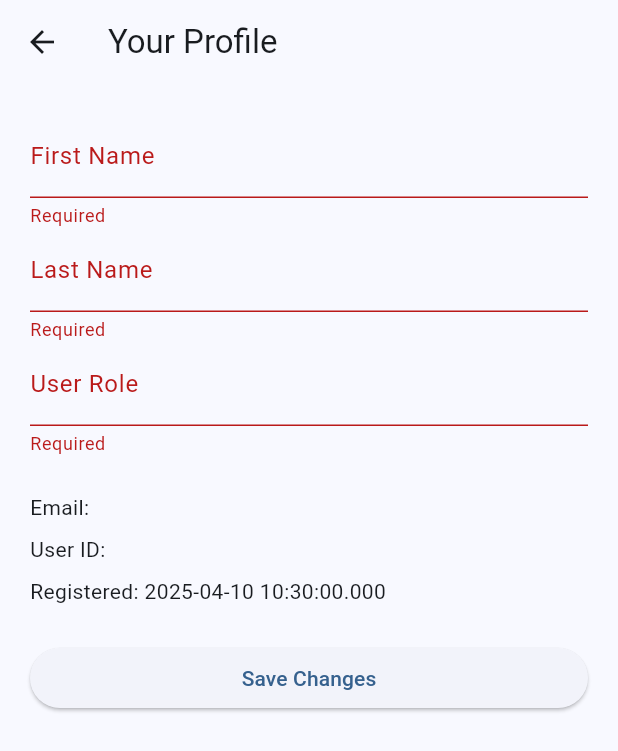
After one commit to fernandocm9/MAD_hw4_firebase, a Flutter app: the ProfileScreen screen opened directly, after a tap on "Save Changes", on a phone screen of 412 x 824 dp. The commit adds this screen. Shown: the top 751 px of the screen. Run offline on Flutter 3.47's test engine with Material 3 defaults, Android fonts, the phone set to English and light mode, and no system bars; our stand-ins replace cloud_firestore, firebase_auth, firebase_core; accounts and stored records are empty.

Commit message:
added the profile screen and the navigation to it works

```diff
--- a/message_board/lib/home_page.dart
+++ b/message_board/lib/home_page.dart
@@ -1,5 +1,7 @@
 import 'package:flutter/material.dart';
 import 'package:firebase_auth/firebase_auth.dart';
+import 'profile_screen.dart';
+import 'settings_screen.dart';
 
 class HomePage extends StatefulWidget {
   const HomePage({super.key});
@@ -43,9 +45,26 @@ class _HomePageState extends State<HomePage> {
             ),
             ListTile(
               leading: Icon(Icons.account_circle),
+              title: Text('Message Board'),
+              onTap: () {
+                // Navigator.of(context).push(
+                //   MaterialPageRoute(
+                //     builder: (context) => HomePage(),
+                //   ),
+                // );
+                Navigator.of(context).pop();
+              },
+            ),
+            ListTile(
+              leading: Icon(Icons.account_circle),
               title: Text('Profile'),
               onTap: () {
-                // Navigate to profile
+                Navigator.of(context).pop();
+                Future.delayed(const Duration(milliseconds: 300), () {
+                  Navigator.of(context).push(
+                    MaterialPageRoute(builder: (_) => const ProfileScreen()),
+                  );
+                });
               },
             ),
             ListTile(
@@ -53,13 +72,6 @@ class _HomePageState extends State<HomePage> {
               title: Text('Settings'),
               onTap: () {
                 // Navigate to settings
-              },
-            ),
-            ListTile(
-              leading: Icon(Icons.logout),
-              title: Text('Logout'),
-              onTap: () {
-                _signOut();
                 Navigator.of(context).pop();
               },
             ),
--- /dev/null
+++ b/message_board/lib/profile_screen.dart
@@ -0,0 +1,120 @@
+import 'package:cloud_firestore/cloud_firestore.dart';
+import 'package:firebase_auth/firebase_auth.dart';
+import 'package:flutter/material.dart';
+
+class ProfileScreen extends StatefulWidget {
+  const ProfileScreen({super.key});
+
+  @override
+  State<ProfileScreen> createState() => _ProfileScreenState();
+}
+
+class _ProfileScreenState extends State<ProfileScreen> {
+  final user = FirebaseAuth.instance.currentUser!;
+  final _formKey = GlobalKey<FormState>();
+
+  final _firstNameController = TextEditingController();
+  final _lastNameController = TextEditingController();
+  final _userRoleController = TextEditingController();
+
+  String _email = '';
+  String _userId = '';
+  String _registrationDate = '';
+  bool _isLoading = true;
+
+  @override
+  void initState() {
+    super.initState();
+    _loadUserProfile();
+  }
+
+  Future<void> _loadUserProfile() async {
+    final doc = await FirebaseFirestore.instance.collection('users').doc(user.uid).get();
+
+    if (doc.exists) {
+      final data = doc.data()!;
+      _firstNameController.text = data['first_name'] ?? '';
+      _lastNameController.text = data['last_name'] ?? '';
+      _userRoleController.text = data['user_role'] ?? '';
+      _email = data['email'] ?? user.email ?? '';
+      _userId = data['user_id'] ?? user.uid;
+      Timestamp? timestamp = data['registration_datetime'];
+      _registrationDate = timestamp != null
+          ? timestamp.toDate().toString()
+          : 'Not recorded';
+    }
+
+    setState(() {
+      _isLoading = false;
+    });
+  }
+
+  Future<void> _saveProfile() async {
+    if (!_formKey.currentState!.validate()) return;
+
+    await FirebaseFirestore.instance.collection('users').doc(user.uid).update({
+      'first_name': _firstNameController.text.trim(),
+      'last_name': _lastNameController.text.trim(),
+      'user_role': _userRoleController.text.trim(),
+    });
+
+    ScaffoldMessenger.of(context).showSnackBar(
+      const SnackBar(content: Text('Profile updated')),
+    );
+  }
+
+  @override
+  void dispose() {
+    _firstNameController.dispose();
+    _lastNameController.dispose();
+    _userRoleController.dispose();
+    super.dispose();
+  }
+
+  @override
+  Widget build(BuildContext context) {
+    return Scaffold(
+      appBar: AppBar(
+        title: const Text('Your Profile'),
+      ),
+      body: _isLoading
+          ? const Center(child: CircularProgressIndicator())
+          : Padding(
+              padding: const EdgeInsets.all(20),
+              child: Form(
+                key: _formKey,
+                child: ListView(
+                  children: [
+                    TextFormField(
+                      controller: _firstNameController,
+                      decoration: const InputDecoration(labelText: 'First Name'),
+                      validator: (value) => value!.isEmpty ? 'Required' : null,
+                    ),
+                    TextFormField(
+                      controller: _lastNameController,
+                      decoration: const InputDecoration(labelText: 'Last Name'),
+                      validator: (value) => value!.isEmpty ? 'Required' : null,
+                    ),
+                    TextFormField(
+                      controller: _userRoleController,
+                      decoration: const InputDecoration(labelText: 'User Role'),
+                      validator: (value) => value!.isEmpty ? 'Required' : null,
+                    ),
+                    const SizedBox(height: 24),
+                    Text('Email: $_email'),
+                    const SizedBox(height: 8),
+                    Text('User ID: $_userId'),
+                    const SizedBox(height: 8),
+                    Text('Registered: $_registrationDate'),
+                    const SizedBox(height: 24),
+                    ElevatedButton(
+                      onPressed: _saveProfile,
+                      child: const Text('Save Changes'),
+                    ),
+                  ],
+                ),
+              ),
+            ),
+    );
+  }
+}
```
Also changed, not shown: message_board/lib/settings_screen.dart (added).
